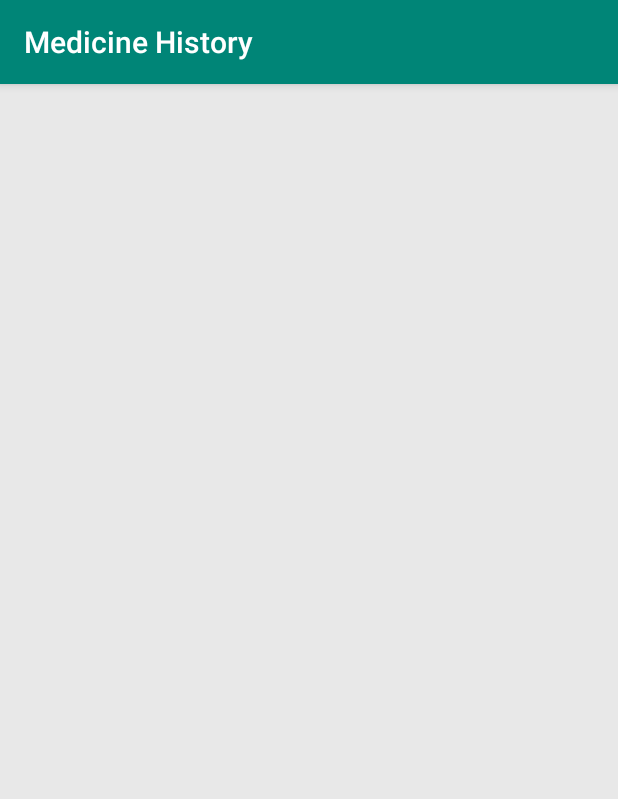
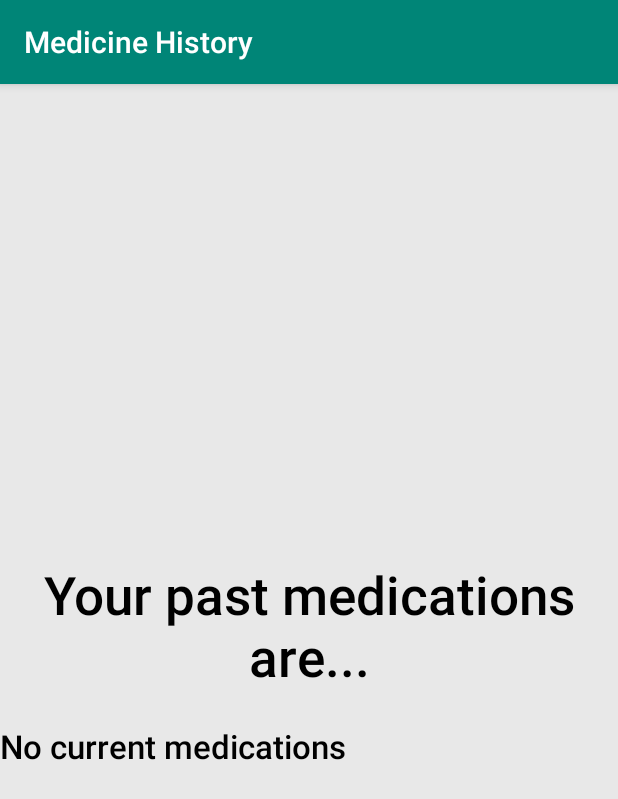
Before and after one commit to kinseynicole3/COMP433FINAL, an Android app: the MedHistoryActivity screen opened directly, with no data from a screen before it, on a phone screen of 412 x 824 dp. Shown: the top 799 px of the screen. Run offline under Robolectric (Android 15) with nearby library versions, the phone set to English and light mode, and no system bars.

Commit message:
Many changes, making progress

```diff
--- a/app/src/main/java/com/example/test2/DelMedsActivity.java
+++ b/app/src/main/java/com/example/test2/DelMedsActivity.java
@@ -52,6 +52,7 @@ public class DelMedsActivity extends AppCompatActivity {
 
             c.moveToFirst();
             for (int i = 0; i < c.getCount(); i++) {
+
                     Button button = new Button(this);
                     button.setLayoutParams(new ViewGroup.LayoutParams(ViewGroup.LayoutParams.MATCH_PARENT, ViewGroup.LayoutParams.WRAP_CONTENT));
                     button.setTextSize(2, 25);
@@ -59,7 +60,6 @@ public class DelMedsActivity extends AppCompatActivity {
                     button.setText("" + c.getString(1));
                     button.setId(i + c.getCount());
                     button.setOnClickListener(new View.OnClickListener() {
-
                         @Override
                         public void onClick(View v) {
                             int id = v.getId();
@@ -76,12 +76,11 @@ public class DelMedsActivity extends AppCompatActivity {
                                     TextView tv = findViewById(R.id.noMedsText);
                                     tv.setVisibility(View.VISIBLE);
                                 }
-
                             }
-
                         }
                     });
                     layout.addView(button);
+
                 c.moveToNext();
             }
         }
--- a/app/src/main/java/com/example/test2/MainActivity.java
+++ b/app/src/main/java/com/example/test2/MainActivity.java
@@ -112,6 +112,8 @@ public class MainActivity extends AppCompatActivity
 
         } else if (id == R.id.nav_med_history) {
             startActivity(new Intent(this, MedHistoryActivity.class));
+        } else if (id == R.id.nav_med_status) {
+            startActivity(new Intent(this, EditStatusActivity.class));
         }
 
         DrawerLayout drawer = (DrawerLayout) findViewById(R.id.drawer_layout);
--- a/app/src/main/java/com/example/test2/MedHistoryActivity.java
+++ b/app/src/main/java/com/example/test2/MedHistoryActivity.java
@@ -1,14 +1,55 @@
 package com.example.test2;
 
+import android.database.Cursor;
+import android.database.sqlite.SQLiteDatabase;
 import android.support.v7.app.AppCompatActivity;
 import android.os.Bundle;
+import android.util.Log;
+import android.widget.TextView;
 
 public class MedHistoryActivity extends AppCompatActivity {
+
+    DBHelper mDBHelper;
+    SQLiteDatabase mDatabase;
+    Cursor c;
+    TextView tv;
 
     @Override
     protected void onCreate(Bundle savedInstanceState) {
         super.onCreate(savedInstanceState);
         setContentView(R.layout.activity_med_history);
 
+        mDBHelper = new DBHelper(this, "MyDatabase", null, 1);
+        mDatabase = mDBHelper.getWritableDatabase();
+        c = mDatabase.rawQuery("SELECT * from Meds", null);
+
+        tv = findViewById(R.id.med_history_tv);
+        Log.v("MYTAG", "Current DB Count: " + c.getCount());
+        Log.v("MYTAG", "Current Column Count: " + c.getColumnCount());
+
+        setTV();
+    }
+
+    private void setTV() {
+        int counter = 0;
+        if(c.getCount() > 0) {
+            c.moveToFirst();
+            for (int i = 0; i < c.getCount(); i++) {
+                Log.v("MYTAG", "Current?:" + c.getString(6));
+                if(c.getString(6).trim().equals("false")) {
+                    counter++;
+                    tv.append("" + counter + ".  Name:   " + c.getString(1) + "\n" +
+                            "     Dosage:   " + c.getString(2) + "\n" +
+                            "     Frequency:   " + c.getString(3) + "\n" +
+                            "     Special Notes:   " + c.getString(4) + "\n" +
+                            "     Refill After:   " + c.getString(5) + "\n\n");
+                }
+                c.moveToNext();
+            }
+        }
+        if(counter < 1) {
+            tv.setText("No current medications");
+        }
+
     }
 }
--- a/app/src/main/res/layout/activity_med_history.xml
+++ b/app/src/main/res/layout/activity_med_history.xml
@@ -1,5 +1,5 @@
 <?xml version="1.0" encoding="utf-8"?>
-<android.support.constraint.ConstraintLayout xmlns:android="http://schemas.android.com/apk/res/android"
+<LinearLayout xmlns:android="http://schemas.android.com/apk/res/android"
     xmlns:app="http://schemas.android.com/apk/res-auto"
     xmlns:tools="http://schemas.android.com/tools"
     android:layout_width="match_parent"
@@ -10,4 +10,32 @@
     android:background="#E8E8E8"
     tools:context=".MedHistoryActivity">
 
-</android.support.constraint.ConstraintLayout>
+    <LinearLayout
+        android:layout_width="match_parent"
+        android:layout_height="wrap_content"
+        android:gravity="center"
+        android:orientation="vertical">
+
+        <TextView
+            android:layout_width="match_parent"
+            android:layout_height="100dp"
+            android:layout_marginBottom="15dp"
+            android:gravity="center_vertical"
+            android:text="Your past medications are..."
+            android:textAlignment="center"
+            android:textSize="16pt"
+            android:textColor="@android:color/black"
+            app:fontFamily="sans-serif-medium"/>
+
+        <TextView
+            android:id="@+id/med_history_tv"
+            android:layout_width="match_parent"
+            android:layout_height="wrap_content"
+            android:gravity="center_vertical"
+            android:textSize="10pt"
+            android:textColor="@android:color/black"
+            app:fontFamily="sans-serif-medium"/>
+
+    </LinearLayout>
+
+</LinearLayout>
--- a/app/src/main/res/menu/activity_main_drawer.xml
+++ b/app/src/main/res/menu/activity_main_drawer.xml
@@ -21,6 +21,10 @@
                 android:id="@+id/nav_med_history"
                 android:icon="@drawable/ic_menu_slideshow"
                 android:title="Medicine History" />
+            <item
+                android:id="@+id/nav_med_status"
+                android:icon="@drawable/ic_menu_slideshow"
+                android:title="Edit Med Status" />
         </menu>
     </item>
 
```
Also changed, not shown: app/src/main/AndroidManifest.xml (+11 -4 lines), app/src/main/java/com/example/test2/ChangeCurrentActivity.java (deleted, +0 -87 lines), app/src/main/java/com/example/test2/EditStatusActivity.java (added, +153 -0 lines), app/src/main/res/layout/activity_change_current.xml (deleted, +0 -36 lines), app/src/main/res/layout/activity_edit_status.xml (added, +101 -0 lines). Lines whose indentation alone changed are shown as unchanged.
